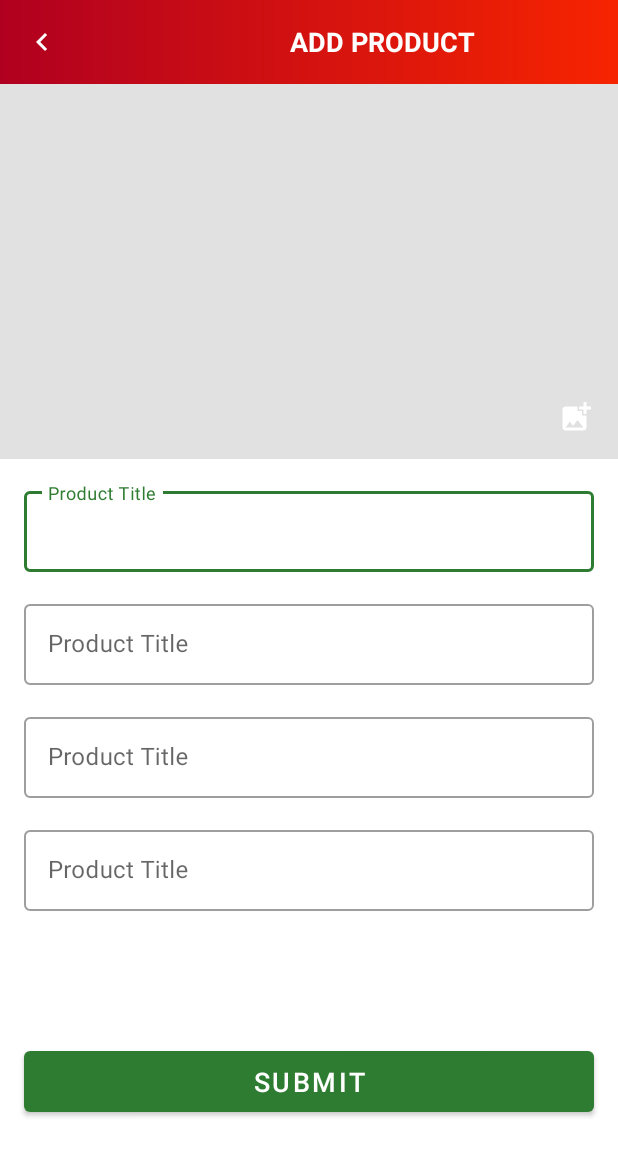
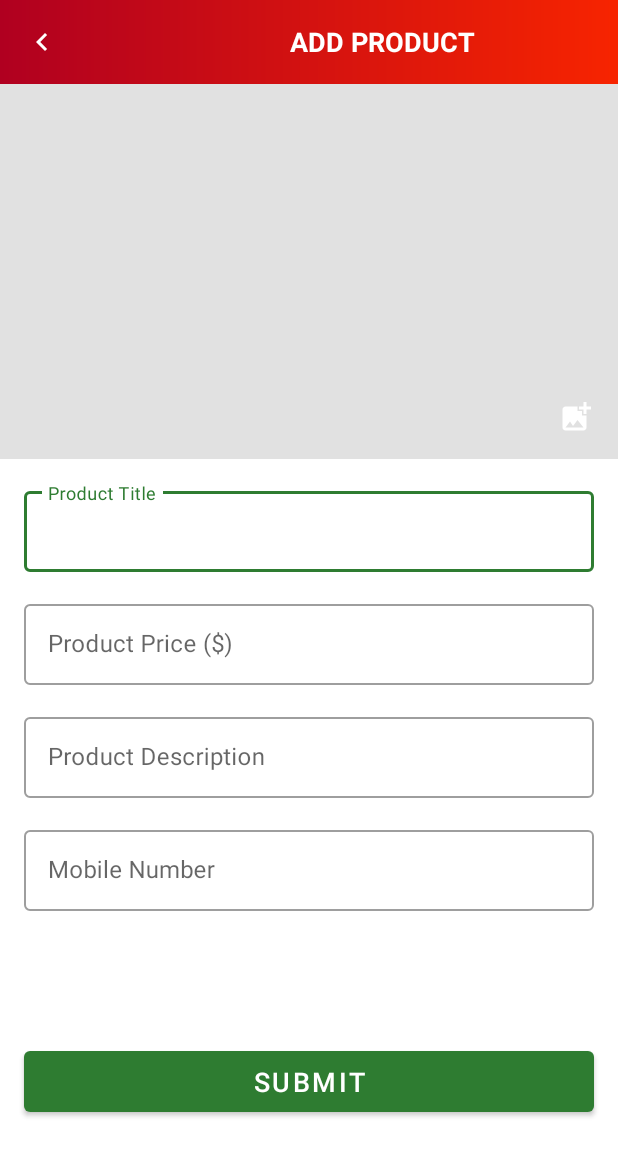
Before and after one commit to Dominik277/SRD-Slavonac-Jaksic, an Android app: the AddProductActivity screen opened directly, with no data from a screen before it, on a phone screen of 412 x 824 dp. Shown: the top 1156 px of the screen. Run offline under Robolectric (Android 15) with nearby library versions, the phone set to English and light mode, and no system bars.

Commit message:
Dodana logika za provjeravanje texta upisanog unutar edittext-a.

```diff
--- a/app/src/main/res/layout/activity_add_product.xml
+++ b/app/src/main/res/layout/activity_add_product.xml
@@ -98,7 +98,7 @@
                 android:layout_marginStart="16dp"
                 android:layout_marginTop="16dp"
                 android:layout_marginEnd="16dp"
-                android:hint="@string/et_hint_product_title"
+                android:hint="@string/et_hint_product_price"
                 app:layout_constraintEnd_toEndOf="parent"
                 app:layout_constraintStart_toStartOf="parent"
                 app:layout_constraintTop_toBottomOf="@id/til_product_title">
@@ -120,7 +120,7 @@
                 android:layout_marginStart="16dp"
                 android:layout_marginTop="16dp"
                 android:layout_marginEnd="16dp"
-                android:hint="@string/et_hint_product_title"
+                android:hint="@string/et_hint_product_description"
                 app:layout_constraintEnd_toEndOf="parent"
                 app:layout_constraintStart_toStartOf="parent"
                 app:layout_constraintTop_toBottomOf="@id/til_product_price">
@@ -142,7 +142,7 @@
                 android:layout_marginStart="16dp"
                 android:layout_marginTop="16dp"
                 android:layout_marginEnd="16dp"
-                android:hint="@string/et_hint_product_title"
+                android:hint="@string/et_hint_mobile_number"
                 app:layout_constraintEnd_toEndOf="parent"
                 app:layout_constraintStart_toStartOf="parent"
                 app:layout_constraintTop_toBottomOf="@id/til_product_description">
@@ -151,7 +151,7 @@
                     android:id="@+id/et_product_quantity"
                     android:layout_width="match_parent"
                     android:layout_height="wrap_content"
-                    android:inputType="text"
+                    android:inputType="phone"
                     android:padding="@dimen/et_padding"
                     android:textSize="@dimen/et_textSize"/>
             </com.google.android.material.textfield.TextInputLayout>
--- a/app/src/main/res/values/strings.xml
+++ b/app/src/main/res/values/strings.xml
@@ -69,4 +69,9 @@
     <string name="et_hint_product_price">Product Price ($)</string>
     <string name="et_hint_product_description">Product Description</string>
     <string name="et_hint_product_quantity">Product Quantity</string>
+    <string name="err_msg_select_product_image">Please select product image.</string>
+    <string name="err_msg_product_title">Please enter product title.</string>
+    <string name="err_msg_enter_product_price">Please enter product price.</string>
+    <string name="err_msg_enter_description">Please enter product description.</string>
+    <string name="err_msg_enter_quantity">Please enter product quantity.</string>
 </resources>
```
Also changed, not shown: app/src/main/java/hr/ui/activities/AddProductActivity.kt (+39 -2 lines).
